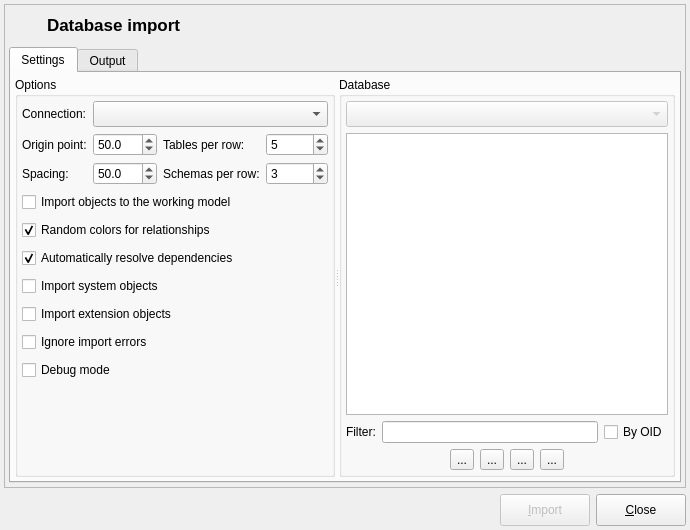
Before: the Qt Designer form libpgmodeler_ui/ui/databaseimportform.ui in pgmodeler/pgmodeler, drawn with Qt 5.
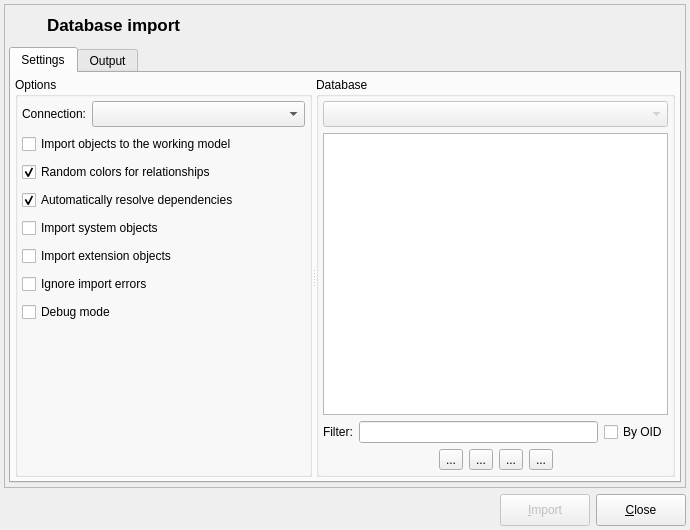
After: the same form once the commit is applied. Icons and pictures are not drawn.

Commit message:
Removed the controls related to arragement in DatabaseImportForm
Added the grid arrangement in the arrangment menu at MainWindow

The edit to the form file:
```diff
--- a/libpgmodeler_ui/ui/databaseimportform.ui
+++ b/libpgmodeler_ui/ui/databaseimportform.ui
@@ -195,129 +195,7 @@
                 </property>
                </widget>
               </item>
-              <item row="2" column="0">
-               <widget class="QLabel" name="oring_lbl">
-                <property name="sizePolicy">
-                 <sizepolicy hsizetype="Fixed" vsizetype="Preferred">
-                  <horstretch>0</horstretch>
-                  <verstretch>0</verstretch>
-                 </sizepolicy>
-                </property>
-                <property name="text">
-                 <string>Origin point:</string>
-                </property>
-               </widget>
-              </item>
-              <item row="2" column="1">
-               <widget class="QDoubleSpinBox" name="origin_sb">
-                <property name="toolTip">
-                 <string>Starting point where objects will be put.</string>
-                </property>
-                <property name="decimals">
-                 <number>1</number>
-                </property>
-                <property name="maximum">
-                 <double>1000.000000000000000</double>
-                </property>
-                <property name="value">
-                 <double>50.000000000000000</double>
-                </property>
-               </widget>
-              </item>
-              <item row="2" column="2">
-               <widget class="QLabel" name="tabs_per_row_lbl">
-                <property name="sizePolicy">
-                 <sizepolicy hsizetype="Fixed" vsizetype="Preferred">
-                  <horstretch>0</horstretch>
-                  <verstretch>0</verstretch>
-                 </sizepolicy>
-                </property>
-                <property name="text">
-                 <string>Tables per row:</string>
-                </property>
-               </widget>
-              </item>
-              <item row="2" column="3">
-               <widget class="QSpinBox" name="tabs_per_row_sb">
-                <property name="sizePolicy">
-                 <sizepolicy hsizetype="Minimum" vsizetype="Fixed">
-                  <horstretch>0</horstretch>
-                  <verstretch>0</verstretch>
-                 </sizepolicy>
-                </property>
-                <property name="toolTip">
-                 <string>Tables per row</string>
-                </property>
-                <property name="minimum">
-                 <number>1</number>
-                </property>
-                <property name="maximum">
-                 <number>20</number>
-                </property>
-                <property name="value">
-                 <number>5</number>
-                </property>
-               </widget>
-              </item>
-              <item row="3" column="0">
-               <widget class="QLabel" name="tab_spacing_lbl">
-                <property name="sizePolicy">
-                 <sizepolicy hsizetype="Preferred" vsizetype="Preferred">
-                  <horstretch>0</horstretch>
-                  <verstretch>0</verstretch>
-                 </sizepolicy>
-                </property>
-                <property name="text">
-                 <string>Spacing:</string>
-                </property>
-               </widget>
-              </item>
-              <item row="3" column="3">
-               <widget class="QSpinBox" name="sch_per_row_sb">
-                <property name="toolTip">
-                 <string>Schemas per row</string>
-                </property>
-                <property name="minimum">
-                 <number>1</number>
-                </property>
-                <property name="maximum">
-                 <number>20</number>
-                </property>
-                <property name="value">
-                 <number>3</number>
-                </property>
-               </widget>
-              </item>
-              <item row="3" column="1">
-               <widget class="QDoubleSpinBox" name="obj_spacing_sb">
-                <property name="toolTip">
-                 <string>Spacing between objects</string>
-                </property>
-                <property name="decimals">
-                 <number>1</number>
-                </property>
-                <property name="maximum">
-                 <double>1000.000000000000000</double>
-                </property>
-                <property name="value">
-                 <double>50.000000000000000</double>
-                </property>
-               </widget>
-              </item>
-              <item row="3" column="2">
-               <widget class="QLabel" name="sch_per_row_lbl">
-                <property name="sizePolicy">
-                 <sizepolicy hsizetype="Fixed" vsizetype="Preferred">
-                  <horstretch>0</horstretch>
-                  <verstretch>0</verstretch>
-                 </sizepolicy>
-                </property>
-                <property name="text">
-                 <string>Schemas per row:</string>
-                </property>
-               </widget>
-              </item>
-              <item row="6" column="0" colspan="4">
+              <item row="4" column="0" colspan="3">
                <layout class="QHBoxLayout" name="horizontalLayout_7">
                 <item>
                  <widget class="QCheckBox" name="resolve_deps_chk">
@@ -365,7 +243,7 @@
                 </item>
                </layout>
               </item>
-              <item row="11" column="0">
+              <item row="9" column="0">
                <spacer name="verticalSpacer">
                 <property name="orientation">
                  <enum>Qt::Vertical</enum>
@@ -378,46 +256,68 @@
                 </property>
                </spacer>
               </item>
-              <item row="1" column="1" colspan="3">
-               <layout class="QHBoxLayout" name="horizontalLayout">
+              <item row="8" column="0" colspan="3">
+               <layout class="QHBoxLayout" name="horizontalLayout_2">
                 <item>
-                 <widget class="QComboBox" name="connections_cmb">
+                 <widget class="QCheckBox" name="debug_mode_chk">
                   <property name="sizePolicy">
                    <sizepolicy hsizetype="Expanding" vsizetype="Fixed">
                     <horstretch>0</horstretch>
                     <verstretch>0</verstretch>
                    </sizepolicy>
                   </property>
-                  <property name="sizeAdjustPolicy">
-                   <enum>QComboBox::AdjustToMinimumContentsLengthWithIcon</enum>
+                  <property name="statusTip">
+                   <string>All catalog queries as well the created objects' source code are printed to standard output (stdout).</string>
                   </property>
-                  <property name="iconSize">
+                  <property name="whatsThis">
+                   <string/>
+                  </property>
+                  <property name="text">
+                   <string>Debug mode</string>
+                  </property>
+                 </widget>
+                </item>
+                <item>
+                 <widget class="QWidget" name="debug_mode_hint" native="true">
+                  <property name="sizePolicy">
+                   <sizepolicy hsizetype="Fixed" vsizetype="Fixed">
+                    <horstretch>0</horstretch>
+                    <verstretch>0</verstretch>
+                   </sizepolicy>
+                  </property>
+                  <property name="minimumSize">
                    <size>
-                    <width>18</width>
-                    <height>18</height>
+                    <width>22</width>
+                    <height>22</height>
+                   </size>
+                  </property>
+                  <property name="maximumSize">
+                   <size>
+                    <width>22</width>
+                    <height>22</height>
                    </size>
                   </property>
                  </widget>
                 </item>
                </layout>
               </item>
-              <item row="5" column="0" colspan="4">
-               <layout class="QHBoxLayout" name="horizontalLayout_8">
+              <item row="2" column="0" colspan="3">
+               <layout class="QHBoxLayout" name="horizontalLayout_11">
                 <item>
-                 <widget class="QCheckBox" name="rand_rel_color_chk">
+                 <widget class="QCheckBox" name="import_to_model_chk">
                   <property name="statusTip">
                    <string>Random colors will be assigned to imported relationships facilitating the identification of links between tables mainly in large models.</string>
                   </property>
                   <property name="text">
-                   <string>Random colors for relationships</string>
+                   <string>Import objects to the working model</string>
                   </property>
                   <property name="checked">
-                   <bool>true</bool>
+                   <bool>false</bool>
                   </property>
                  </widget>
                 </item>
                 <item>
-                 <widget class="QWidget" name="rand_color_hint" native="true">
+                 <widget class="QWidget" name="import_to_model_hint" native="true">
                   <property name="sizePolicy">
                    <sizepolicy hsizetype="Fixed" vsizetype="Fixed">
                     <horstretch>0</horstretch>
@@ -440,7 +340,7 @@
                 </item>
                </layout>
               </item>
-              <item row="7" column="0" colspan="4">
+              <item row="5" column="0" colspan="3">
                <layout class="QHBoxLayout" name="horizontalLayout_6">
                 <item>
                  <widget class="QCheckBox" name="import_sys_objs_chk">
@@ -485,7 +385,7 @@
                 </item>
                </layout>
               </item>
-              <item row="8" column="0" colspan="4">
+              <item row="6" column="0" colspan="3">
                <layout class="QHBoxLayout" name="horizontalLayout_5">
                 <item>
                  <widget class="QCheckBox" name="import_ext_objs_chk">
@@ -530,7 +430,7 @@
                 </item>
                </layout>
               </item>
-              <item row="9" column="0" colspan="4">
+              <item row="7" column="0" colspan="3">
                <layout class="QHBoxLayout" name="horizontalLayout_4">
                 <item>
                  <widget class="QCheckBox" name="ignore_errors_chk">
@@ -575,68 +475,46 @@
                 </item>
                </layout>
               </item>
-              <item row="10" column="0" colspan="4">
-               <layout class="QHBoxLayout" name="horizontalLayout_2">
+              <item row="1" column="1" colspan="2">
+               <layout class="QHBoxLayout" name="horizontalLayout">
                 <item>
-                 <widget class="QCheckBox" name="debug_mode_chk">
+                 <widget class="QComboBox" name="connections_cmb">
                   <property name="sizePolicy">
                    <sizepolicy hsizetype="Expanding" vsizetype="Fixed">
                     <horstretch>0</horstretch>
                     <verstretch>0</verstretch>
                    </sizepolicy>
                   </property>
-                  <property name="statusTip">
-                   <string>All catalog queries as well the created objects' source code are printed to standard output (stdout).</string>
+                  <property name="sizeAdjustPolicy">
+                   <enum>QComboBox::AdjustToMinimumContentsLengthWithIcon</enum>
                   </property>
-                  <property name="whatsThis">
-                   <string/>
-                  </property>
-                  <property name="text">
-                   <string>Debug mode</string>
-                  </property>
-                 </widget>
-                </item>
-                <item>
-                 <widget class="QWidget" name="debug_mode_hint" native="true">
-                  <property name="sizePolicy">
-                   <sizepolicy hsizetype="Fixed" vsizetype="Fixed">
-                    <horstretch>0</horstretch>
-                    <verstretch>0</verstretch>
-                   </sizepolicy>
-                  </property>
-                  <property name="minimumSize">
+                  <property name="iconSize">
                    <size>
-                    <width>22</width>
-                    <height>22</height>
-                   </size>
-                  </property>
-                  <property name="maximumSize">
-                   <size>
-                    <width>22</width>
-                    <height>22</height>
+                    <width>18</width>
+                    <height>18</height>
                    </size>
                   </property>
                  </widget>
                 </item>
                </layout>
               </item>
-              <item row="4" column="0" colspan="4">
-               <layout class="QHBoxLayout" name="horizontalLayout_11">
+              <item row="3" column="0" colspan="3">
+               <layout class="QHBoxLayout" name="horizontalLayout_8">
                 <item>
-                 <widget class="QCheckBox" name="import_to_model_chk">
+                 <widget class="QCheckBox" name="rand_rel_color_chk">
                   <property name="statusTip">
                    <string>Create all imported objects in the current working model instead of create a new one.</string>
                   </property>
                   <property name="text">
-                   <string>Import objects to the working model</string>
+                   <string>Random colors for relationships</string>
                   </property>
                   <property name="checked">
-                   <bool>false</bool>
+                   <bool>true</bool>
                   </property>
                  </widget>
                 </item>
                 <item>
-                 <widget class="QWidget" name="import_to_model_hint" native="true">
+                 <widget class="QWidget" name="rand_color_hint" native="true">
                   <property name="sizePolicy">
                    <sizepolicy hsizetype="Fixed" vsizetype="Fixed">
                     <horstretch>0</horstretch>
```
Left out of the diff: 8 changed lines with no effect on the pictures. The commit also changes 4 other files.
